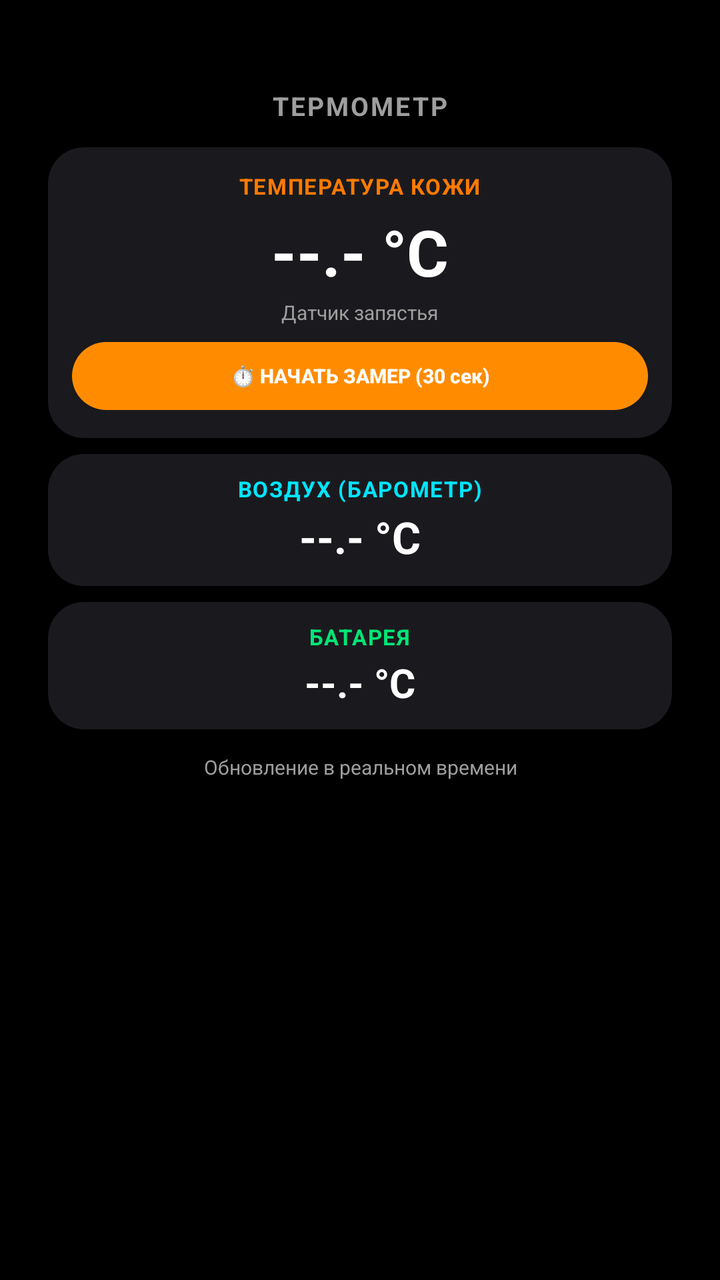
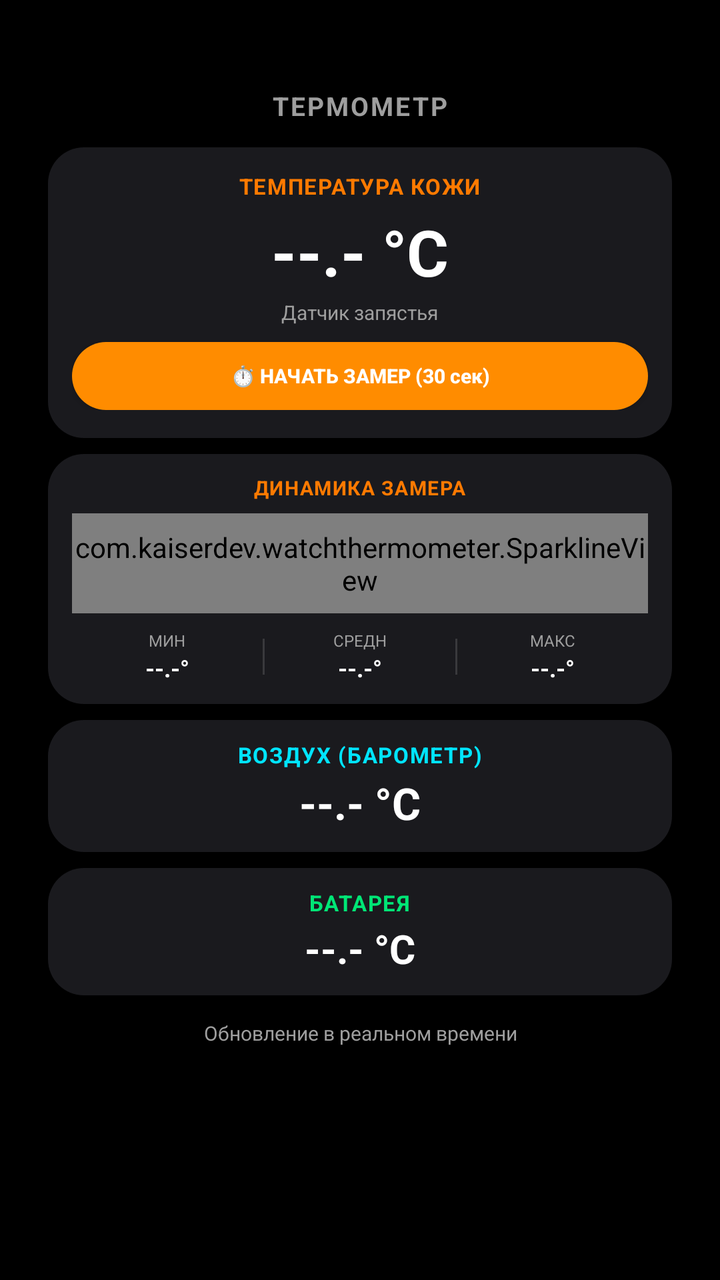

The first picture is an Android layout as it rendered before a commit; the second is the same layout after the commit. The layout source and the unified diff follow.
<!-- AndroidManifest.xml: application theme android:Theme.DeviceDefault.NoActionBar -->
<!-- res/layout/activity_main.xml -->
<?xml version="1.0" encoding="utf-8"?>
<ScrollView xmlns:android="http://schemas.android.com/apk/res/android"
    android:layout_width="match_parent"
    android:layout_height="match_parent"
    android:background="@color/bg_black"
    android:fillViewport="true">

    <LinearLayout
        android:layout_width="match_parent"
        android:layout_height="wrap_content"
        android:orientation="vertical"
        android:gravity="center_horizontal"
        android:paddingTop="44dp"
        android:paddingBottom="48dp"
        android:paddingLeft="24dp"
        android:paddingRight="24dp">

        
        <TextView
            android:layout_width="wrap_content"
            android:layout_height="wrap_content"
            android:text="ТЕРМОМЕТР"
            android:textColor="@color/text_title"
            android:textSize="13sp"
            android:textStyle="bold"
            android:letterSpacing="0.08"
            android:layout_marginBottom="12dp" />

        
        <LinearLayout
            android:layout_width="match_parent"
            android:layout_height="wrap_content"
            android:orientation="vertical"
            android:gravity="center"
            android:background="@drawable/bg_card"
            android:paddingTop="12dp"
            android:paddingBottom="14dp"
            android:paddingLeft="12dp"
            android:paddingRight="12dp"
            android:layout_marginBottom="8dp">

            <TextView
                android:layout_width="wrap_content"
                android:layout_height="wrap_content"
                android:text="ТЕМПЕРАТУРА КОЖИ"
                android:textColor="@color/orange_temp"
                android:textSize="11sp"
                android:textStyle="bold"
                android:letterSpacing="0.05"
                android:layout_marginBottom="4dp" />

            <TextView
                android:id="@+id/tvSkinTemp"
                android:layout_width="wrap_content"
                android:layout_height="wrap_content"
                android:text="--.- °C"
                android:textColor="@color/text_white"
                android:textSize="32sp"
                android:textStyle="bold" />

            <TextView
                android:id="@+id/tvSkinStatus"
                android:layout_width="wrap_content"
                android:layout_height="wrap_content"
                android:text="Датчик запястья"
                android:textColor="@color/text_title"
                android:textSize="10sp"
                android:layout_marginTop="2dp"
                android:layout_marginBottom="8dp" />

            
            <Button
                android:id="@+id/btnStartMeasure"
                android:layout_width="match_parent"
                android:layout_height="34dp"
                android:background="@drawable/btn_measure_bg"
                android:text="⏱️ НАЧАТЬ ЗАМЕР (30 сек)"
                android:textColor="#FFFFFF"
                android:textSize="10sp"
                android:textStyle="bold"
                android:textAllCaps="false" />

            
            <LinearLayout
                android:id="@+id/layoutMeasuring"
                android:layout_width="match_parent"
                android:layout_height="wrap_content"
                android:orientation="vertical"
                android:gravity="center"
                android:visibility="gone">

                <TextView
                    android:id="@+id/tvMeasureCountdown"
                    android:layout_width="wrap_content"
                    android:layout_height="wrap_content"
                    android:text="30 сек"
                    android:textColor="@color/accent_orange"
                    android:textSize="17sp"
                    android:textStyle="bold"
                    android:layout_marginBottom="4dp" />

                <ProgressBar
                    android:id="@+id/pbMeasure"
                    style="?android:attr/progressBarStyleHorizontal"
                    android:layout_width="match_parent"
                    android:layout_height="6dp"
                    android:progressDrawable="@drawable/progress_measure_drawable"
                    android:max="30"
                    android:progress="30"
                    android:layout_marginBottom="4dp" />

                <TextView
                    android:id="@+id/tvMeasureTip"
                    android:layout_width="wrap_content"
                    android:layout_height="wrap_content"
                    android:text="Прижмите часы плотно к руке..."
                    android:textColor="@color/text_title"
                    android:textSize="9sp"
                    android:layout_marginBottom="8dp" />

                <Button
                    android:id="@+id/btnCancelMeasure"
                    android:layout_width="wrap_content"
                    android:layout_height="28dp"
                    android:background="@drawable/btn_secondary_bg"
                    android:text="Отмена"
                    android:textColor="@color/text_title"
                    android:textSize="10sp"
                    android:paddingLeft="16dp"
                    android:paddingRight="16dp"
                    android:textAllCaps="false" />
            </LinearLayout>

            
            <LinearLayout
                android:id="@+id/layoutMeasureResult"
                android:layout_width="match_parent"
                android:layout_height="wrap_content"
                android:orientation="vertical"
                android:gravity="center"
                android:visibility="gone">

                <TextView
                    android:layout_width="wrap_content"
                    android:layout_height="wrap_content"
                    android:text="РЕЗУЛЬТАТ ЗАМЕРА"
                    android:textColor="@color/green_temp"
                    android:textSize="10sp"
                    android:textStyle="bold"
                    android:letterSpacing="0.05"
                    android:layout_marginBottom="2dp" />

                <TextView
                    android:id="@+id/tvFixedResult"
                    android:layout_width="wrap_content"
                    android:layout_height="wrap_content"
                    android:text="36.6 °C"
                    android:textColor="@color/green_temp"
                    android:textSize="26sp"
                    android:textStyle="bold" />

                <TextView
                    android:id="@+id/tvResultBadge"
                    android:layout_width="wrap_content"
                    android:layout_height="wrap_content"
                    android:background="@drawable/badge_bg"
                    android:text="✓ В норме"
                    android:textColor="@color/green_temp"
                    android:textSize="10sp"
                    android:textStyle="bold"
                    android:paddingTop="3dp"
                    android:paddingBottom="3dp"
                    android:paddingLeft="8dp"
                    android:paddingRight="8dp"
                    android:layout_marginTop="4dp"
                    android:layout_marginBottom="8dp" />

                <Button
                    android:id="@+id/btnRepeatMeasure"
                    android:layout_width="wrap_content"
                    android:layout_height="28dp"
                    android:background="@drawable/btn_secondary_bg"
                    android:text="Повторить замер"
                    android:textColor="#FFFFFF"
                    android:textSize="10sp"
                    android:paddingLeft="16dp"
                    android:paddingRight="16dp"
                    android:textAllCaps="false" />
            </LinearLayout>
        </LinearLayout>

        
        <LinearLayout
            android:layout_width="match_parent"
            android:layout_height="wrap_content"
            android:orientation="vertical"
            android:gravity="center"
            android:background="@drawable/bg_card"
            android:paddingTop="10dp"
            android:paddingBottom="10dp"
            android:paddingLeft="12dp"
            android:paddingRight="12dp"
            android:layout_marginBottom="8dp">

            <TextView
                android:layout_width="wrap_content"
                android:layout_height="wrap_content"
                android:text="ВОЗДУХ (БАРОМЕТР)"
                android:textColor="@color/cyan_temp"
                android:textSize="11sp"
                android:textStyle="bold"
                android:letterSpacing="0.05"
                android:layout_marginBottom="2dp" />

            <TextView
                android:id="@+id/tvAmbientTemp"
                android:layout_width="wrap_content"
                android:layout_height="wrap_content"
                android:text="--.- °C"
                android:textColor="@color/text_white"
                android:textSize="22sp"
                android:textStyle="bold" />
        </LinearLayout>

        
        <LinearLayout
            android:layout_width="match_parent"
            android:layout_height="wrap_content"
            android:orientation="vertical"
            android:gravity="center"
            android:background="@drawable/bg_card"
            android:paddingTop="10dp"
            android:paddingBottom="10dp"
            android:paddingLeft="12dp"
            android:paddingRight="12dp"
            android:layout_marginBottom="12dp">

            <TextView
                android:layout_width="wrap_content"
                android:layout_height="wrap_content"
                android:text="БАТАРЕЯ"
                android:textColor="@color/green_temp"
                android:textSize="11sp"
                android:textStyle="bold"
                android:letterSpacing="0.05"
                android:layout_marginBottom="2dp" />

            <TextView
                android:id="@+id/tvBatteryTemp"
                android:layout_width="wrap_content"
                android:layout_height="wrap_content"
                android:text="--.- °C"
                android:textColor="@color/text_white"
                android:textSize="20sp"
                android:textStyle="bold" />
        </LinearLayout>

        
        <TextView
            android:id="@+id/tvSensorList"
            android:layout_width="wrap_content"
            android:layout_height="wrap_content"
            android:text="Обновление в реальном времени"
            android:textColor="@color/text_title"
            android:textSize="10sp"
            android:gravity="center" />

    </LinearLayout>
</ScrollView>
<!-- resources referenced by this layout -->
<resources>
  <color name="accent_orange">#FF8C00</color>
  <color name="bg_black">#000000</color>
  <color name="cyan_temp">#00E5FF</color>
  <color name="green_temp">#00E676</color>
  <color name="orange_temp">#FF7A00</color>
  <color name="text_title">#9E9E9E</color>
  <color name="text_white">#FFFFFF</color>
  <!-- drawable badge_bg (drawable) -->
  <?xml version="1.0" encoding="utf-8"?>
  <shape xmlns:android="http://schemas.android.com/apk/res/android"
      android:shape="rectangle">
      <corners android:radius="10dp" />
      <solid android:color="#2200E676" />
      <stroke android:width="1dp" android:color="#00E676" />
  </shape>
  <!-- drawable bg_card (drawable) -->
  <?xml version="1.0" encoding="utf-8"?>
  <shape xmlns:android="http://schemas.android.com/apk/res/android"
      android:shape="rectangle">
      <solid android:color="@color/card_bg" />
      <corners android:radius="18dp" />
  </shape>
  <!-- drawable btn_measure_bg (drawable) -->
  <?xml version="1.0" encoding="utf-8"?>
  <selector xmlns:android="http://schemas.android.com/apk/res/android">
      <item android:state_pressed="true">
          <shape android:shape="rectangle">
              <corners android:radius="18dp" />
              <solid android:color="@color/accent_orange_pressed" />
          </shape>
      </item>
      <item>
          <shape android:shape="rectangle">
              <corners android:radius="18dp" />
              <solid android:color="@color/accent_orange" />
          </shape>
      </item>
  </selector>
  <!-- drawable btn_secondary_bg (drawable) -->
  <?xml version="1.0" encoding="utf-8"?>
  <selector xmlns:android="http://schemas.android.com/apk/res/android">
      <item android:state_pressed="true">
          <shape android:shape="rectangle">
              <corners android:radius="16dp" />
              <solid android:color="#3C3C3E" />
          </shape>
      </item>
      <item>
          <shape android:shape="rectangle">
              <corners android:radius="16dp" />
              <solid android:color="#2C2C2E" />
          </shape>
      </item>
  </selector>
  <!-- drawable progress_measure_drawable (drawable) -->
  <?xml version="1.0" encoding="utf-8"?>
  <layer-list xmlns:android="http://schemas.android.com/apk/res/android">
      <item android:id="@android:id/background">
          <shape>
              <corners android:radius="4dp" />
              <solid android:color="#33FFFFFF" />
          </shape>
      </item>
      <item android:id="@android:id/progress">
          <clip>
              <shape>
                  <corners android:radius="4dp" />
                  <solid android:color="@color/accent_orange" />
              </shape>
          </clip>
      </item>
  </layer-list>
  <color name="card_bg">#1A1A1E</color>
  <color name="accent_orange_pressed">#CC7000</color>
</resources>

<!-- the commit's change to res/layout/activity_main.xml (unified diff, before → after) -->
@@ -205,6 +205,130 @@
             <TextView
                 android:layout_width="wrap_content"
                 android:layout_height="wrap_content"
+                android:text="ДИНАМИКА ЗАМЕРА"
+                android:textColor="@color/orange_temp"
+                android:textSize="10sp"
+                android:textStyle="bold"
+                android:letterSpacing="0.05"
+                android:layout_marginBottom="6dp" />
+
+            
+            <com.kaiserdev.watchthermometer.SparklineView
+                android:id="@+id/sparklineView"
+                android:layout_width="match_parent"
+                android:layout_height="50dp"
+                android:layout_marginBottom="8dp" />
+
+            
+            <LinearLayout
+                android:layout_width="match_parent"
+                android:layout_height="wrap_content"
+                android:orientation="horizontal"
+                android:gravity="center">
+
+                
+                <LinearLayout
+                    android:layout_width="0dp"
+                    android:layout_height="wrap_content"
+                    android:layout_weight="1"
+                    android:orientation="vertical"
+                    android:gravity="center">
+
+                    <TextView
+                        android:layout_width="wrap_content"
+                        android:layout_height="wrap_content"
+                        android:text="МИН"
+                        android:textColor="@color/text_title"
+                        android:textSize="8sp" />
+
+                    <TextView
+                        android:id="@+id/tvStatMin"
+                        android:layout_width="wrap_content"
+                        android:layout_height="wrap_content"
+                        android:text="--.-°"
+                        android:textColor="@color/text_white"
+                        android:textSize="12sp"
+                        android:textStyle="bold" />
+                </LinearLayout>
+
+                <View
+                    android:layout_width="1dp"
+                    android:layout_height="18dp"
+                    android:background="#22FFFFFF" />
+
+                
+                <LinearLayout
+                    android:layout_width="0dp"
+                    android:layout_height="wrap_content"
+                    android:layout_weight="1"
+                    android:orientation="vertical"
+                    android:gravity="center">
+
+                    <TextView
+                        android:layout_width="wrap_content"
+                        android:layout_height="wrap_content"
+                        android:text="СРЕДН"
+                        android:textColor="@color/text_title"
+                        android:textSize="8sp" />
+
+                    <TextView
+                        android:id="@+id/tvStatAvg"
+                        android:layout_width="wrap_content"
+                        android:layout_height="wrap_content"
+                        android:text="--.-°"
+                        android:textColor="@color/text_white"
+                        android:textSize="12sp"
+                        android:textStyle="bold" />
+                </LinearLayout>
+
+                <View
+                    android:layout_width="1dp"
+                    android:layout_height="18dp"
+                    android:background="#22FFFFFF" />
+
+                
+                <LinearLayout
+                    android:layout_width="0dp"
+                    android:layout_height="wrap_content"
+                    android:layout_weight="1"
+                    android:orientation="vertical"
+                    android:gravity="center">
+
+                    <TextView
+                        android:layout_width="wrap_content"
+                        android:layout_height="wrap_content"
+                        android:text="МАКС"
+                        android:textColor="@color/text_title"
+                        android:textSize="8sp" />
+
+                    <TextView
+                        android:id="@+id/tvStatMax"
+                        android:layout_width="wrap_content"
+                        android:layout_height="wrap_content"
+                        android:text="--.-°"
+                        android:textColor="@color/text_white"
+                        android:textSize="12sp"
+                        android:textStyle="bold" />
+                </LinearLayout>
+            </LinearLayout>
+        </LinearLayout>
+
+        
+        <LinearLayout
+            android:layout_width="match_parent"
+            android:layout_height="wrap_content"
+            android:orientation="vertical"
+            android:gravity="center"
+            android:background="@drawable/bg_card"
+            android:paddingTop="10dp"
+            android:paddingBottom="10dp"
+            android:paddingLeft="12dp"
+            android:paddingRight="12dp"
+            android:layout_marginBottom="8dp">
+
+            <TextView
+                android:layout_width="wrap_content"
+                android:layout_height="wrap_content"
                 android:text="ВОЗДУХ (БАРОМЕТР)"
                 android:textColor="@color/cyan_temp"
                 android:textSize="11sp"
